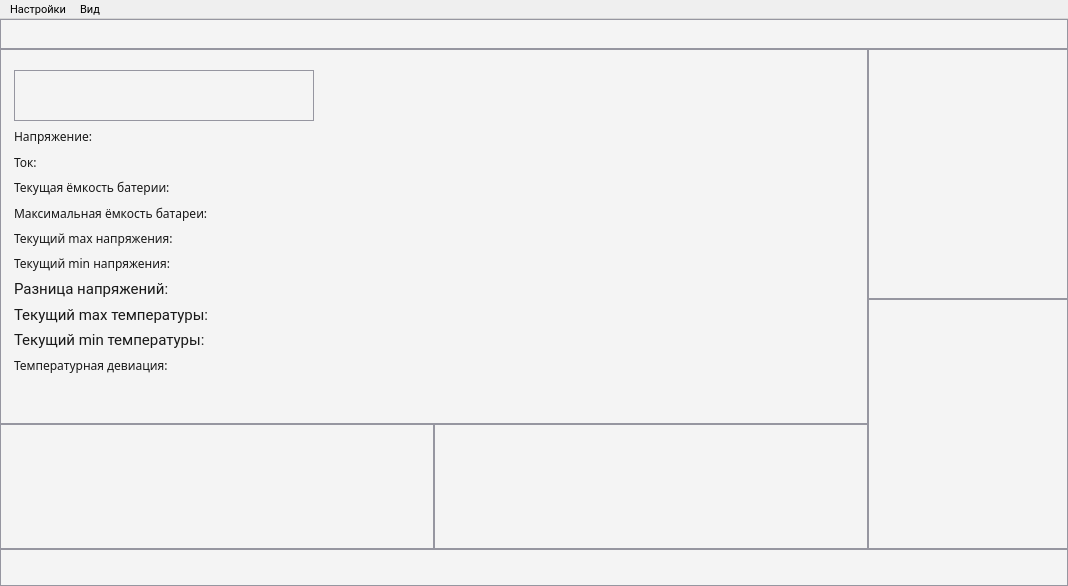
Old version of the form mainwindow.ui in the repository egornovichkov/BatteryStudio.
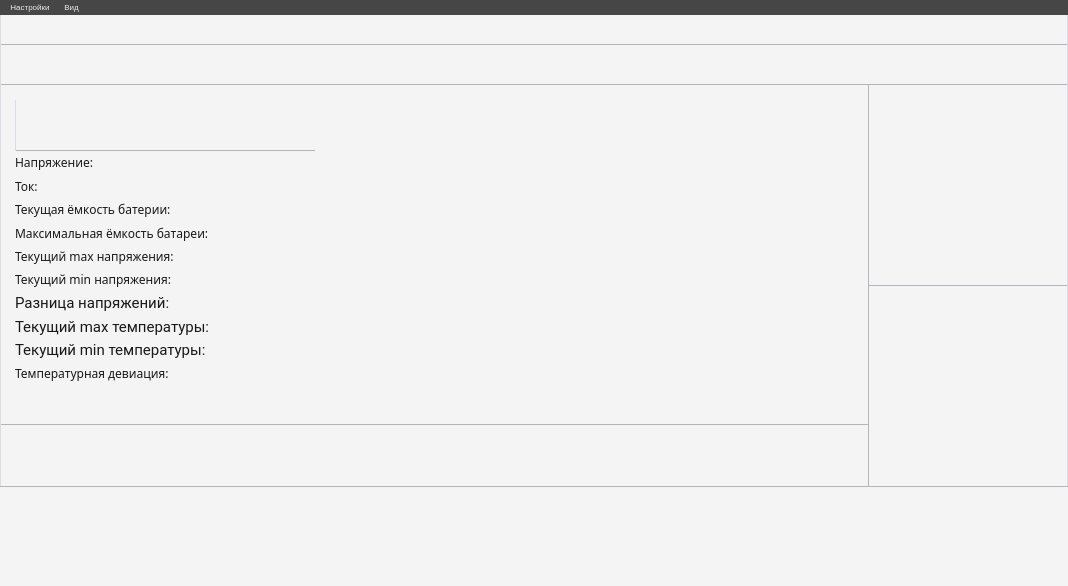
New version of the form. Custom widgets are drawn as their Qt base class.

Commit message: Huge layout changes, small UI updates.

```diff
--- a/mainwindow.ui
+++ b/mainwindow.ui
@@ -58,80 +58,54 @@
       <property name="styleSheet">
        <string notr="true">QWidget {
 background-color: rgb(244, 244, 244); 
-border: 1px solid rgb(150, 150, 160);
+border-top: 0px solid rgb(180, 180, 190);
+border-right: 1px solid rgb(220, 220, 230);
+border-bottom: 1px solid rgb(180, 180, 190);
+border-left: 1px solid rgb(220, 220, 230);
 }</string>
       </property>
      </widget>
     </item>
     <item>
-     <widget class="QSplitter" name="CenterDownSplitter">
-      <property name="orientation">
-       <enum>Qt::Orientation::Vertical</enum>
-      </property>
-      <property name="handleWidth">
-       <number>0</number>
-      </property>
-      <widget class="QSplitter" name="LeftRightPartSplitter">
-       <property name="orientation">
-        <enum>Qt::Orientation::Horizontal</enum>
-       </property>
-       <property name="handleWidth">
-        <number>0</number>
-       </property>
-       <widget class="QSplitter" name="LeftPartSplitter">
-        <property name="sizePolicy">
-         <sizepolicy hsizetype="Preferred" vsizetype="Preferred">
-          <horstretch>0</horstretch>
-          <verstretch>0</verstretch>
-         </sizepolicy>
-        </property>
-        <property name="orientation">
-         <enum>Qt::Orientation::Vertical</enum>
-        </property>
-        <property name="opaqueResize">
-         <bool>true</bool>
-        </property>
-        <property name="handleWidth">
-         <number>0</number>
-        </property>
-        <widget class="QWidget" name="layoutWidget">
-         <layout class="QGridLayout" name="BatFlagsSignalsGrid" rowstretch="3,1" columnstretch="0,0">
-          <property name="spacing">
-           <number>0</number>
-          </property>
-          <item row="1" column="0">
-           <widget class="QWidget" name="WarningsWidget" native="true">
-            <property name="minimumSize">
-             <size>
-              <width>50</width>
-              <height>50</height>
-             </size>
-            </property>
-            <property name="styleSheet">
-             <string notr="true">QWidget {
-background-color: rgb(244, 244, 244); 
-border: 1px solid rgb(150, 150, 160);
-}</string>
-            </property>
-           </widget>
-          </item>
-          <item row="1" column="1">
            <widget class="QWidget" name="FlagsWidget" native="true">
             <property name="minimumSize">
              <size>
               <width>50</width>
-              <height>50</height>
+        <height>40</height>
+       </size>
+      </property>
+      <property name="maximumSize">
+       <size>
+        <width>16777215</width>
+        <height>40</height>
              </size>
             </property>
             <property name="styleSheet">
              <string notr="true">QWidget {
 background-color: rgb(244, 244, 244); 
-border: 1px solid rgb(150, 150, 160);
+border-top: 0px solid rgb(180, 180, 190);
+border-right: 1px solid rgb(220, 220, 230);
+border-bottom: 1px solid rgb(180, 180, 190);
+border-left: 1px solid rgb(220, 220, 230);
 }</string>
             </property>
            </widget>
           </item>
-          <item row="0" column="0" colspan="2">
+    <item>
+     <widget class="QSplitter" name="LeftRightPartSplitter">
+      <property name="orientation">
+       <enum>Qt::Orientation::Horizontal</enum>
+      </property>
+      <property name="handleWidth">
+       <number>0</number>
+      </property>
+      <widget class="QSplitter" name="BatInfoWarningSplitter">
+       <property name="orientation">
+        <enum>Qt::Orientation::Vertical</enum>
+       </property>
+       <property name="handleWidth">
+        <number>0</number>
+       </property>
            <widget class="QWidget" name="BatInfoWidget" native="true">
             <property name="minimumSize">
              <size>
@@ -148,15 +122,27 @@
             <property name="styleSheet">
              <string notr="true">QWidget {
 background-color: rgb(244, 244, 244); 
-border: 1px solid rgb(150, 150, 160);
+border-top: 0px solid rgb(180, 180, 190);
+border-right: 0px solid rgb(180, 180, 190);
+border-bottom: 1px solid rgb(180, 180, 190);
+border-left: 1px solid rgb(220, 220, 230);
 }</string>
             </property>
             <layout class="QVBoxLayout" name="BatInfoLayout">
+         <property name="spacing">
+          <number>0</number>
+         </property>
              <property name="leftMargin">
-              <number>14</number>
+          <number>15</number>
              </property>
              <property name="topMargin">
-              <number>21</number>
+          <number>15</number>
+         </property>
+         <property name="rightMargin">
+          <number>0</number>
+         </property>
+         <property name="bottomMargin">
+          <number>0</number>
              </property>
              <item>
               <layout class="QHBoxLayout" name="BatChargeLayout" stretch="25,1">
@@ -427,8 +413,22 @@
              </item>
             </layout>
            </widget>
-          </item>
-         </layout>
+       <widget class="QWidget" name="WarningsWidget" native="true">
+        <property name="minimumSize">
+         <size>
+          <width>50</width>
+          <height>50</height>
+         </size>
+        </property>
+        <property name="styleSheet">
+         <string notr="true">QWidget {
+background-color: rgb(244, 244, 244); 
+border-top: 0px solid rgb(180, 180, 190);
+border-right: 0px solid rgb(180, 180, 190);
+border-bottom: 0px solid rgb(180, 180, 190);
+border-left: 1px solid rgb(220, 220, 230);
+}</string>
+        </property>
         </widget>
        </widget>
        <widget class="QSplitter" name="RightPartSplitter">
@@ -463,7 +463,10 @@
          <property name="styleSheet">
           <string notr="true">QWidget {
 background-color: rgb(244, 244, 244); 
-border: 1px solid rgb(150, 150, 160);
+border-top: 0px solid rgb(180, 180, 190);
+border-right: 1px solid rgb(220, 220, 230);
+border-bottom: 1px solid rgb(180, 180, 190);
+border-left: 1px solid rgb(180, 180, 190);
 }</string>
          </property>
         </widget>
@@ -483,12 +486,17 @@
          <property name="styleSheet">
           <string notr="true">QWidget {
 background-color: rgb(244, 244, 244); 
-border: 1px solid rgb(150, 150, 160);
+border-top: 0px solid rgb(180, 180, 190);
+border-right: 1px solid rgb(220, 220, 230);
+border-bottom: 0px solid rgb(180, 180, 190);
+border-left: 1px solid rgb(180, 180, 190);
 }</string>
          </property>
         </widget>
        </widget>
       </widget>
+    </item>
+    <item>
       <widget class="QWidget" name="FooterWidget" native="true">
        <property name="enabled">
         <bool>true</bool>
@@ -520,10 +528,12 @@
        <property name="styleSheet">
         <string notr="true">QWidget {
 background-color: rgb(244, 244, 244); 
-border: 1px solid rgb(150, 150, 160);
+border-top: 1px solid rgb(180, 180, 190);
+border-right: 0px solid rgb(180, 180, 190);
+border-bottom: 0px solid rgb(180, 180, 190);
+border-left: 0px solid rgb(180, 180, 190);
 }</string>
        </property>
-      </widget>
      </widget>
     </item>
    </layout>
@@ -534,7 +544,7 @@
      <x>0</x>
      <y>0</y>
      <width>1068</width>
-     <height>20</height>
+     <height>19</height>
     </rect>
    </property>
    <property name="sizePolicy">
@@ -551,13 +561,25 @@
    </property>
    <property name="font">
     <font>
-     <family>Roboto</family>
-     <pointsize>8</pointsize>
+     <family>Segoe UI</family>
+     <pointsize>6</pointsize>
+     <italic>false</italic>
      <bold>false</bold>
     </font>
    </property>
    <property name="autoFillBackground">
-    <bool>true</bool>
+    <bool>false</bool>
+   </property>
+   <property name="styleSheet">
+    <string notr="true">QMenuBar {
+	background-color: rgb(70, 70, 70); 
+	border: 0px solid;
+	font: 6pt &quot;Segoe UI&quot;;
+}
+
+QMenuBar::item {
+	color: rgb(235, 235, 240);
+}</string>
    </property>
    <property name="nativeMenuBar">
     <bool>true</bool>
```
Left out of the diff: 2 changed lines with no effect on the pictures. Lines whose indentation alone changed are shown as unchanged. The commit also changes 11 other files.
